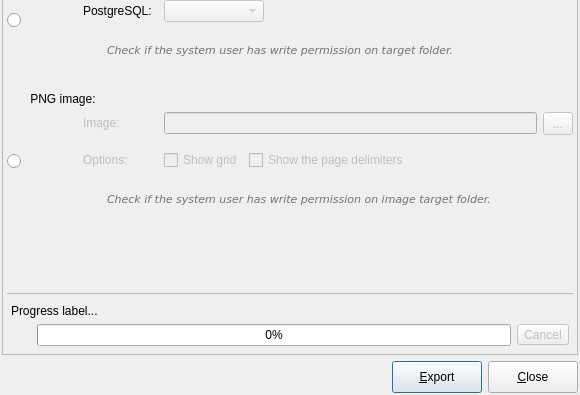
Old version of the form libpgmodeler_ui/ui/modelexportform.ui in the repository pgmodeler/pgmodeler; both pictures show x 0 to 580 and y 295 to 690 of the 580 by 690 pixel window.
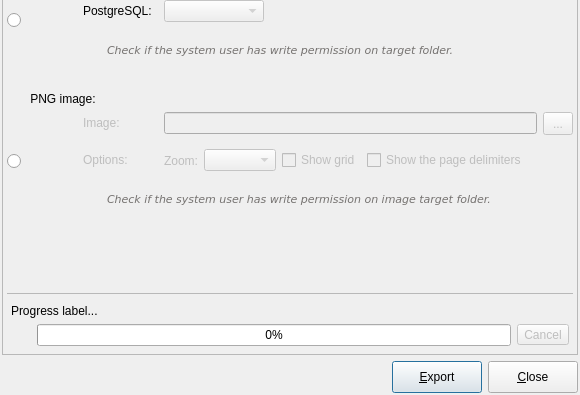
New version of the form. Icons and pictures are not drawn.

Commit message: Added "zoom" option to export to png mode.

```diff
--- a/libpgmodeler_ui/ui/modelexportform.ui
+++ b/libpgmodeler_ui/ui/modelexportform.ui
@@ -275,6 +275,39 @@
         </item>
         <item row="2" column="3" rowspan="2">
          <layout class="QHBoxLayout" name="horizontalLayout_8">
+          <item>
+           <layout class="QHBoxLayout" name="horizontalLayout_11">
+            <item>
+             <widget class="QLabel" name="zoom_lbl">
+              <property name="enabled">
+               <bool>false</bool>
+              </property>
+              <property name="sizePolicy">
+               <sizepolicy hsizetype="Fixed" vsizetype="Preferred">
+                <horstretch>0</horstretch>
+                <verstretch>0</verstretch>
+               </sizepolicy>
+              </property>
+              <property name="text">
+               <string>Zoom:</string>
+              </property>
+             </widget>
+            </item>
+            <item>
+             <widget class="QComboBox" name="zoom_cmb">
+              <property name="enabled">
+               <bool>false</bool>
+              </property>
+              <property name="sizePolicy">
+               <sizepolicy hsizetype="Fixed" vsizetype="Fixed">
+                <horstretch>0</horstretch>
+                <verstretch>0</verstretch>
+               </sizepolicy>
+              </property>
+             </widget>
+            </item>
+           </layout>
+          </item>
           <item>
            <widget class="QCheckBox" name="show_grid_chk">
             <property name="enabled">
@@ -296,6 +329,12 @@
             <property name="enabled">
              <bool>false</bool>
             </property>
+            <property name="sizePolicy">
+             <sizepolicy hsizetype="Expanding" vsizetype="Fixed">
+              <horstretch>0</horstretch>
+              <verstretch>0</verstretch>
+             </sizepolicy>
+            </property>
             <property name="text">
              <string>Show the page delimiters</string>
             </property>
```
The commit also changes 6 other files.
